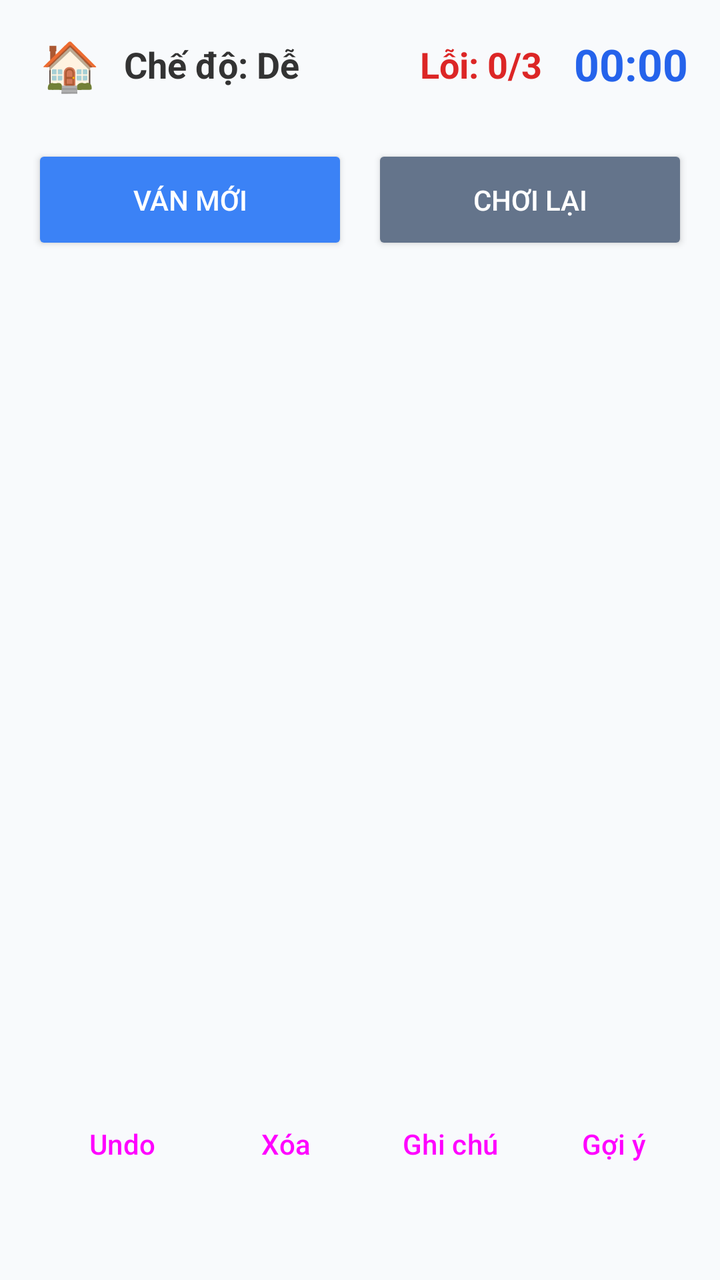
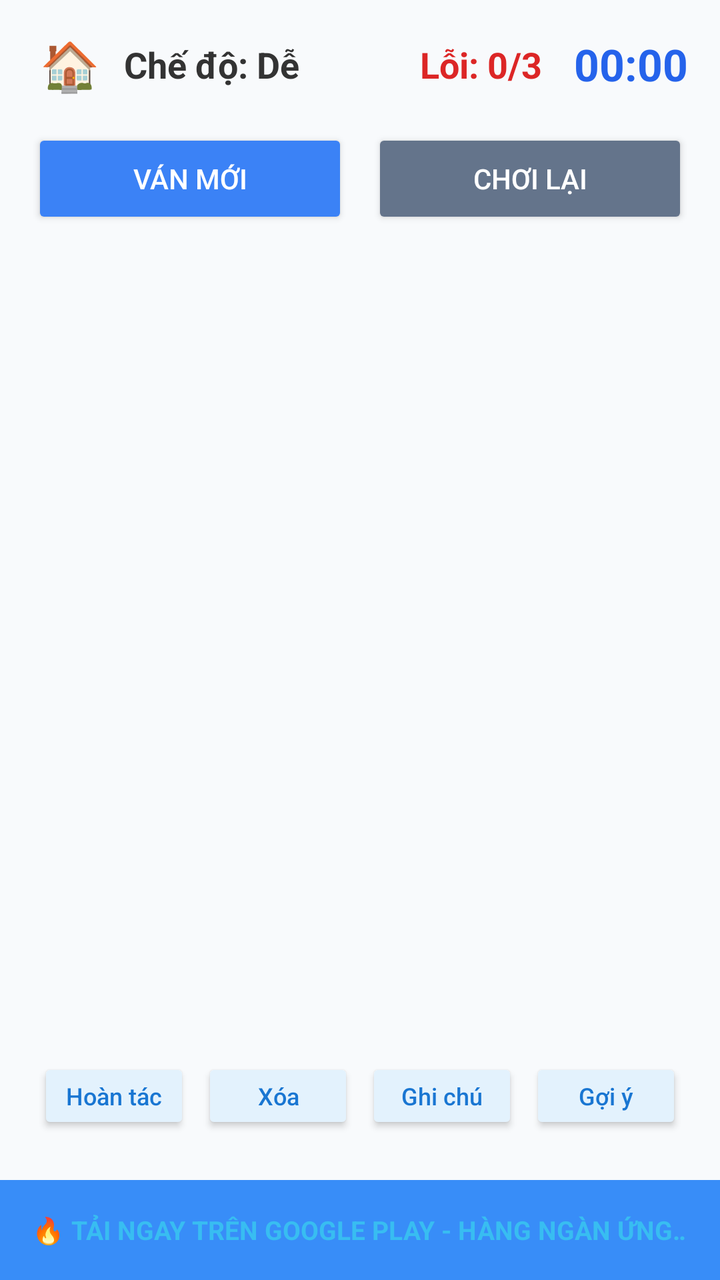

The first picture is an Android layout as it rendered before a commit; the second is the same layout after the commit. The layout source and the unified diff follow.
<!-- AndroidManifest.xml: application theme Theme.DuAnKetThucMonHoc -->
<!-- res/layout/activity_game.xml -->
<?xml version="1.0" encoding="utf-8"?>
<LinearLayout xmlns:android="http://schemas.android.com/apk/res/android"
    android:layout_width="match_parent"
    android:layout_height="match_parent"
    android:background="#F8FAFC"
    android:orientation="vertical"
    android:padding="16dp">

    
    <LinearLayout
        android:layout_width="match_parent"
        android:layout_height="wrap_content"
        android:layout_marginBottom="24dp"
        android:orientation="horizontal"
        android:gravity="center_vertical">


        
        <TextView
            android:id="@+id/btnBack"
            android:layout_width="wrap_content"
            android:layout_height="wrap_content"
            android:text="🏠"
            android:textSize="24sp"
            android:textColor="#333333"
            android:paddingStart="4dp"
            android:paddingEnd="12dp" />

        
        <TextView
            android:id="@+id/tvCurrentDifficulty"
            android:layout_width="0dp"
            android:layout_height="wrap_content"
            android:layout_weight="1"
            android:text="Chế độ: Dễ"
            android:textSize="18sp"
            android:textStyle="bold"
            android:textColor="#333333" />

        <TextView
            android:id="@+id/tvMistakes"
            android:layout_width="wrap_content"
            android:layout_height="wrap_content"
            android:text="Lỗi: 0/3"
            android:textSize="18sp"
            android:textStyle="bold"
            android:textColor="#DC2626"
            android:layout_marginEnd="16dp" />

        <TextView
            android:id="@+id/tvTimer"
            android:layout_width="wrap_content"
            android:layout_height="wrap_content"
            android:text="00:00"
            android:textSize="22sp"
            android:textStyle="bold"
            android:textColor="#2563EB" />
    </LinearLayout>

    
    <LinearLayout
        android:layout_width="match_parent"
        android:layout_height="wrap_content"
        android:orientation="horizontal">

        <Button
            android:id="@+id/btnNewGame"
            android:layout_width="0dp"
            android:layout_height="55dp"
            android:layout_marginEnd="6dp"
            android:layout_weight="1"
            android:backgroundTint="#3B82F6"
            android:text="Ván mới"
            android:textColor="#FFFFFF" />

        <Button
            android:id="@+id/btnRestart"
            android:layout_width="0dp"
            android:layout_height="55dp"
            android:layout_marginStart="6dp"
            android:layout_weight="1"
            android:backgroundTint="#64748B"
            android:text="Chơi lại"
            android:textColor="#FFFFFF" />
    </LinearLayout>

    
    <LinearLayout
        android:layout_width="match_parent"
        android:layout_height="0dp"
        android:layout_weight="1"
        android:gravity="center">

        <GridLayout
            android:id="@+id/gridBoard"
            android:layout_width="wrap_content"
            android:layout_height="wrap_content"
            android:background="#1E293B"
            android:columnCount="9"
            android:rowCount="9" />
    </LinearLayout>

    
    <LinearLayout
        android:layout_width="match_parent"
        android:layout_height="wrap_content"
        android:gravity="center"
        android:orientation="horizontal"
        android:paddingVertical="16dp">

        <Button
            android:id="@+id/btnUndo"
            style="?android:attr/buttonBarButtonStyle"
            android:layout_width="0dp"
            android:layout_height="wrap_content"
            android:layout_weight="1"
            android:text="Undo" />

        <Button
            android:id="@+id/btnErase"
            style="?android:attr/buttonBarButtonStyle"
            android:layout_width="0dp"
            android:layout_height="wrap_content"
            android:layout_weight="1"
            android:text="Xóa" />

        <Button
            android:id="@+id/btnNotes"
            style="?android:attr/buttonBarButtonStyle"
            android:layout_width="0dp"
            android:layout_height="wrap_content"
            android:layout_weight="1"
            android:text="Ghi chú" />

        <Button
            android:id="@+id/btnHint"
            style="?android:attr/buttonBarButtonStyle"
            android:layout_width="0dp"
            android:layout_height="wrap_content"
            android:layout_weight="1"
            android:text="Gợi ý" />
    </LinearLayout>

    
    <LinearLayout
        android:id="@+id/layoutNumPad"
        android:layout_width="match_parent"
        android:layout_height="wrap_content"
        android:layout_marginBottom="12dp"
        android:gravity="center"
        android:orientation="horizontal" />


</LinearLayout>
<!-- resources referenced by this layout -->
<resources>
  <style name="Theme.DuAnKetThucMonHoc" parent="Base.Theme.DuAnKetThucMonHoc" />
  <style name="Base.Theme.DuAnKetThucMonHoc" parent="Theme.Material3.DayNight.NoActionBar">
          
          
      </style>
</resources>

<!-- the commit's change to res/layout/activity_game.xml (unified diff, before → after) -->
@@ -1,154 +1,214 @@
 <?xml version="1.0" encoding="utf-8"?>
 <LinearLayout xmlns:android="http://schemas.android.com/apk/res/android"
+    xmlns:app="http://schemas.android.com/apk/res-auto"
     android:layout_width="match_parent"
     android:layout_height="match_parent"
     android:background="#F8FAFC"
-    android:orientation="vertical"
-    android:padding="16dp">
-
-    
-    <LinearLayout
-        android:layout_width="match_parent"
-        android:layout_height="wrap_content"
-        android:layout_marginBottom="24dp"
-        android:orientation="horizontal"
-        android:gravity="center_vertical">
-
-
-        
-        <TextView
-            android:id="@+id/btnBack"
-            android:layout_width="wrap_content"
-            android:layout_height="wrap_content"
-            android:text="🏠"
-            android:textSize="24sp"
-            android:textColor="#333333"
-            android:paddingStart="4dp"
-            android:paddingEnd="12dp" />
-
-        
-        <TextView
-            android:id="@+id/tvCurrentDifficulty"
-            android:layout_width="0dp"
-            android:layout_height="wrap_content"
-            android:layout_weight="1"
-            android:text="Chế độ: Dễ"
-            android:textSize="18sp"
-            android:textStyle="bold"
-            android:textColor="#333333" />
-
-        <TextView
-            android:id="@+id/tvMistakes"
-            android:layout_width="wrap_content"
-            android:layout_height="wrap_content"
-            android:text="Lỗi: 0/3"
-            android:textSize="18sp"
-            android:textStyle="bold"
-            android:textColor="#DC2626"
-            android:layout_marginEnd="16dp" />
-
-        <TextView
-            android:id="@+id/tvTimer"
-            android:layout_width="wrap_content"
-            android:layout_height="wrap_content"
-            android:text="00:00"
-            android:textSize="22sp"
-            android:textStyle="bold"
-            android:textColor="#2563EB" />
-    </LinearLayout>
-
-    
-    <LinearLayout
-        android:layout_width="match_parent"
-        android:layout_height="wrap_content"
-        android:orientation="horizontal">
-
-        <Button
-            android:id="@+id/btnNewGame"
-            android:layout_width="0dp"
-            android:layout_height="55dp"
-            android:layout_marginEnd="6dp"
-            android:layout_weight="1"
-            android:backgroundTint="#3B82F6"
-            android:text="Ván mới"
-            android:textColor="#FFFFFF" />
-
-        <Button
-            android:id="@+id/btnRestart"
-            android:layout_width="0dp"
-            android:layout_height="55dp"
-            android:layout_marginStart="6dp"
-            android:layout_weight="1"
-            android:backgroundTint="#64748B"
-            android:text="Chơi lại"
-            android:textColor="#FFFFFF" />
-    </LinearLayout>
+    android:orientation="vertical">
 
     
     <LinearLayout
         android:layout_width="match_parent"
         android:layout_height="0dp"
         android:layout_weight="1"
-        android:gravity="center">
-
-        <GridLayout
-            android:id="@+id/gridBoard"
-            android:layout_width="wrap_content"
-            android:layout_height="wrap_content"
-            android:background="#1E293B"
-            android:columnCount="9"
-            android:rowCount="9" />
+        android:orientation="vertical"
+        android:padding="16dp">
+
+        
+        <LinearLayout
+            android:layout_width="match_parent"
+            android:layout_height="wrap_content"
+            android:layout_marginBottom="16dp"
+            android:gravity="center_vertical"
+            android:orientation="horizontal">
+
+            <TextView
+                android:id="@+id/btnBack"
+                android:layout_width="wrap_content"
+                android:layout_height="wrap_content"
+                android:paddingStart="4dp"
+                android:paddingEnd="12dp"
+                android:text="🏠"
+                android:textColor="#333333"
+                android:textSize="24sp" />
+
+            <TextView
+                android:id="@+id/tvCurrentDifficulty"
+                android:layout_width="0dp"
+                android:layout_height="wrap_content"
+                android:layout_weight="1"
+                android:text="Chế độ: Dễ"
+                android:textColor="#333333"
+                android:textSize="18sp"
+                android:textStyle="bold" />
+
+            <TextView
+                android:id="@+id/tvMistakes"
+                android:layout_width="wrap_content"
+                android:layout_height="wrap_content"
+                android:layout_marginEnd="16dp"
+                android:text="Lỗi: 0/3"
+                android:textColor="#DC2626"
+                android:textSize="18sp"
+                android:textStyle="bold" />
+
+            <TextView
+                android:id="@+id/tvTimer"
+                android:layout_width="wrap_content"
+                android:layout_height="wrap_content"
+                android:text="00:00"
+                android:textColor="#2563EB"
+                android:textSize="22sp"
+                android:textStyle="bold" />
+        </LinearLayout>
+
+        
+        <LinearLayout
+            android:layout_width="match_parent"
+            android:layout_height="wrap_content"
+            android:orientation="horizontal">
+
+            <Button
+                android:id="@+id/btnNewGame"
+                android:layout_width="0dp"
+                android:layout_height="50dp"
+                android:layout_marginEnd="6dp"
+                android:layout_weight="1"
+                android:backgroundTint="#3B82F6"
+                android:text="Ván mới"
+                android:textColor="#FFFFFF" />
+
+            <Button
+                android:id="@+id/btnRestart"
+                android:layout_width="0dp"
+                android:layout_height="50dp"
+                android:layout_marginStart="6dp"
+                android:layout_weight="1"
+                android:backgroundTint="#64748B"
+                android:text="Chơi lại"
+                android:textColor="#FFFFFF" />
+        </LinearLayout>
+
+        
+        <LinearLayout
+            android:layout_width="match_parent"
+            android:layout_height="0dp"
+            android:layout_weight="1"
+            android:gravity="center">
+
+            <GridLayout
+                android:id="@+id/gridBoard"
+                android:layout_width="wrap_content"
+                android:layout_height="wrap_content"
+                android:background="#1E293B"
+                android:columnCount="9"
+                android:rowCount="9" />
+        </LinearLayout>
+
+        
+        <LinearLayout
+            android:layout_width="match_parent"
+            android:layout_height="wrap_content"
+            android:orientation="horizontal"
+            android:paddingTop="4dp"
+            android:paddingBottom="4dp">
+
+            <Button
+                android:id="@+id/btnUndo"
+                android:layout_width="0dp"
+                android:layout_height="38dp"
+                android:layout_margin="3dp"
+                android:layout_weight="1"
+                android:backgroundTint="#E3F2FD"
+                android:insetTop="0dp"
+                android:insetBottom="0dp"
+                android:padding="0dp"
+                android:text="Hoàn tác"
+                android:textAllCaps="false"
+                android:textColor="#1976D2"
+                android:textSize="12sp" />
+
+            <Button
+                android:id="@+id/btnErase"
+                android:layout_width="0dp"
+                android:layout_height="38dp"
+                android:layout_margin="3dp"
+                android:layout_weight="1"
+                android:backgroundTint="#E3F2FD"
+                android:insetTop="0dp"
+                android:insetBottom="0dp"
+                android:padding="0dp"
+                android:text="Xóa"
+                android:textAllCaps="false"
+                android:textColor="#1976D2"
+                android:textSize="12sp" />
+
+            <Button
+                android:id="@+id/btnNotes"
+                android:layout_width="0dp"
+                android:layout_height="38dp"
+                android:layout_margin="3dp"
+                android:layout_weight="1"
+                android:backgroundTint="#E3F2FD"
+                android:insetTop="0dp"
+                android:insetBottom="0dp"
+                android:padding="0dp"
+                android:text="Ghi chú"
+                android:textAllCaps="false"
+                android:textColor="#1976D2"
+                android:textSize="12sp" />
+
+            <Button
+                android:id="@+id/btnHint"
+                android:layout_width="0dp"
+                android:layout_height="38dp"
+                android:layout_margin="3dp"
+                android:layout_weight="1"
+                android:backgroundTint="#E3F2FD"
+                android:insetTop="0dp"
+                android:insetBottom="0dp"
+                android:padding="0dp"
+                android:text="Gợi ý"
+                android:textAllCaps="false"
+                android:textColor="#1976D2"
+                android:textSize="12sp" />
+        </LinearLayout>
+
+        
+        <LinearLayout
+            android:id="@+id/layoutNumPad"
+            android:layout_width="match_parent"
+            android:layout_height="wrap_content"
+            android:gravity="center"
+            android:orientation="horizontal" />
+
     </LinearLayout>
 
     
-    <LinearLayout
+    <FrameLayout
+        android:id="@+id/layoutAdBanner"
         android:layout_width="match_parent"
-        android:layout_height="wrap_content"
-        android:gravity="center"
-        android:orientation="horizontal"
-        android:paddingVertical="16dp">
-
-        <Button
-            android:id="@+id/btnUndo"
-            style="?android:attr/buttonBarButtonStyle"
-            android:layout_width="0dp"
-            android:layout_height="wrap_content"
-            android:layout_weight="1"
-            android:text="Undo" />
-
-        <Button
-            android:id="@+id/btnErase"
-            style="?android:attr/buttonBarButtonStyle"
-            android:layout_width="0dp"
-            android:layout_height="wrap_content"
-            android:layout_weight="1"
-            android:text="Xóa" />
-
-        <Button
-            android:id="@+id/btnNotes"
-            style="?android:attr/buttonBarButtonStyle"
-            android:layout_width="0dp"
-            android:layout_height="wrap_content"
-            android:layout_weight="1"
-            android:text="Ghi chú" />
-
-        <Button
-            android:id="@+id/btnHint"
-            style="?android:attr/buttonBarButtonStyle"
-            android:layout_width="0dp"
-            android:layout_height="wrap_content"
-            android:layout_weight="1"
-            android:text="Gợi ý" />
-    </LinearLayout>
-
-    
-    <LinearLayout
-        android:id="@+id/layoutNumPad"
-        android:layout_width="match_parent"
-        android:layout_height="wrap_content"
-        android:layout_marginBottom="12dp"
-        android:gravity="center"
-        android:orientation="horizontal" />
-
+        android:layout_height="50dp"
+        android:background="#388DF8">
+
+        <TextView
+            android:id="@+id/tvAdMarquee"
+            android:layout_width="match_parent"
+            android:layout_height="wrap_content"
+            android:layout_gravity="center"
+            android:ellipsize="marquee"
+            android:focusable="true"
+            android:focusableInTouchMode="true"
+            android:marqueeRepeatLimit="marquee_forever"
+            android:paddingStart="16dp"
+            android:paddingEnd="16dp"
+            android:scrollHorizontally="true"
+            android:singleLine="true"
+            android:text="🔥 TẢI NGAY TRÊN GOOGLE PLAY - HÀNG NGÀN ỨNG DỤNG &amp; GAME MIỄN PHÍ DÀNH CHO BẠN! CHẠM VÀO ĐÂY ĐỂ KHÁM PHÁ NGAY... 🔥"
+            android:textColor="#38BDF1"
+            android:textSize="13sp"
+            android:textStyle="bold" />
+
+    </FrameLayout>
 
 </LinearLayout>
